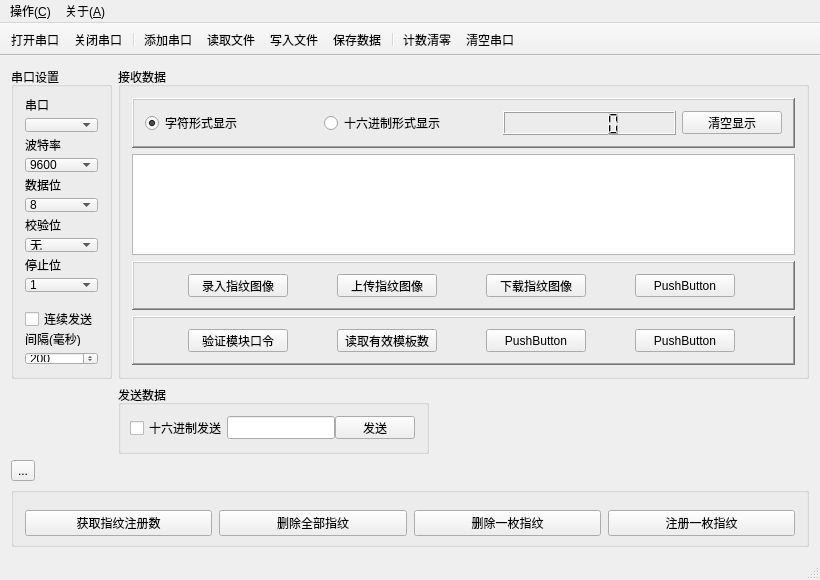
jjzhang166/QComForHwFinger, file mainwindow.ui: the form before one commit.
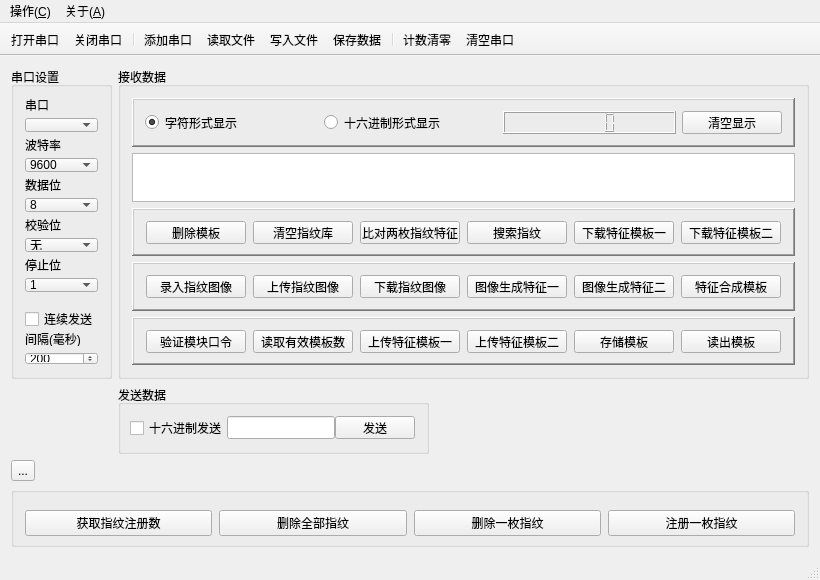
The form after the commit. Icons and pictures are not drawn.

Diff of the .ui file:
```diff
--- a/mainwindow.ui
+++ b/mainwindow.ui
@@ -640,6 +640,138 @@
        <item>
         <widget class="QTextBrowser" name="textBrowser"/>
        </item>
+       <item>
+        <widget class="QFrame" name="gridFrame">
+         <property name="minimumSize">
+          <size>
+           <width>0</width>
+           <height>0</height>
+          </size>
+         </property>
+         <property name="frameShape">
+          <enum>QFrame::WinPanel</enum>
+         </property>
+         <property name="frameShadow">
+          <enum>QFrame::Raised</enum>
+         </property>
+         <layout class="QGridLayout" name="gridLayout_3">
+          <item row="0" column="1">
+           <widget class="QPushButton" name="pushButton_13">
+            <property name="minimumSize">
+             <size>
+              <width>0</width>
+              <height>23</height>
+             </size>
+            </property>
+            <property name="maximumSize">
+             <size>
+              <width>100</width>
+              <height>16777215</height>
+             </size>
+            </property>
+            <property name="text">
+             <string>清空指纹库</string>
+            </property>
+           </widget>
+          </item>
+          <item row="0" column="0">
+           <widget class="QPushButton" name="pushButton_11">
+            <property name="minimumSize">
+             <size>
+              <width>0</width>
+              <height>23</height>
+             </size>
+            </property>
+            <property name="maximumSize">
+             <size>
+              <width>100</width>
+              <height>23</height>
+             </size>
+            </property>
+            <property name="text">
+             <string>删除模板</string>
+            </property>
+           </widget>
+          </item>
+          <item row="0" column="2">
+           <widget class="QPushButton" name="pushButton_15">
+            <property name="minimumSize">
+             <size>
+              <width>0</width>
+              <height>23</height>
+             </size>
+            </property>
+            <property name="maximumSize">
+             <size>
+              <width>100</width>
+              <height>16777215</height>
+             </size>
+            </property>
+            <property name="text">
+             <string>比对两枚指纹特征</string>
+            </property>
+           </widget>
+          </item>
+          <item row="0" column="5">
+           <widget class="QPushButton" name="pushButton_12">
+            <property name="minimumSize">
+             <size>
+              <width>0</width>
+              <height>23</height>
+             </size>
+            </property>
+            <property name="maximumSize">
+             <size>
+              <width>100</width>
+              <height>16777215</height>
+             </size>
+            </property>
+            <property name="text">
+             <string>下载特征模板二</string>
+            </property>
+           </widget>
+          </item>
+          <item row="0" column="4">
+           <widget class="QPushButton" name="pushButton_14">
+            <property name="minimumSize">
+             <size>
+              <width>0</width>
+              <height>23</height>
+             </size>
+            </property>
+            <property name="maximumSize">
+             <size>
+              <width>100</width>
+              <height>16777215</height>
+             </size>
+            </property>
+            <property name="text">
+             <string>下载特征模板一</string>
+            </property>
+           </widget>
+          </item>
+          <item row="0" column="3">
+           <widget class="QPushButton" name="pushButton_16">
+            <property name="minimumSize">
+             <size>
+              <width>0</width>
+              <height>23</height>
+             </size>
+            </property>
+            <property name="maximumSize">
+             <size>
+              <width>100</width>
+              <height>23</height>
+             </size>
+            </property>
+            <property name="text">
+             <string>搜索指纹</string>
+            </property>
+           </widget>
+          </item>
+         </layout>
+        </widget>
+       </item>
        <item>
         <widget class="QFrame" name="gridFrame_2">
          <property name="minimumSize">
@@ -661,6 +793,25 @@
           <enum>QFrame::Raised</enum>
          </property>
          <layout class="QGridLayout" name="gridLayout_5">
+          <item row="1" column="4">
+           <widget class="QPushButton" name="pushButton_7">
+            <property name="minimumSize">
+             <size>
+              <width>0</width>
+              <height>23</height>
+             </size>
+            </property>
+            <property name="maximumSize">
+             <size>
+              <width>100</width>
+              <height>23</height>
+             </size>
+            </property>
+            <property name="text">
+             <string>图像生成特征二</string>
+            </property>
+           </widget>
+          </item>
           <item row="1" column="1">
            <widget class="QPushButton" name="pushButton_5">
             <property name="minimumSize">
@@ -714,7 +865,7 @@
              </size>
             </property>
             <property name="text">
-             <string>PushButton</string>
+             <string>图像生成特征一</string>
             </property>
            </widget>
           </item>
@@ -737,6 +888,25 @@
             </property>
            </widget>
           </item>
+          <item row="1" column="5">
+           <widget class="QPushButton" name="pushButton_8">
+            <property name="minimumSize">
+             <size>
+              <width>0</width>
+              <height>23</height>
+             </size>
+            </property>
+            <property name="maximumSize">
+             <size>
+              <width>100</width>
+              <height>23</height>
+             </size>
+            </property>
+            <property name="text">
+             <string>特征合成模板</string>
+            </property>
+           </widget>
+          </item>
          </layout>
         </widget>
        </item>
@@ -779,7 +949,7 @@
              </size>
             </property>
             <property name="text">
-             <string>PushButton</string>
+             <string>上传特征模板一</string>
             </property>
            </widget>
           </item>
@@ -836,7 +1006,45 @@
              </size>
             </property>
             <property name="text">
-             <string>PushButton</string>
+             <string>上传特征模板二</string>
+            </property>
+           </widget>
+          </item>
+          <item row="5" column="5">
+           <widget class="QPushButton" name="pushButton_9">
+            <property name="minimumSize">
+             <size>
+              <width>0</width>
+              <height>23</height>
+             </size>
+            </property>
+            <property name="maximumSize">
+             <size>
+              <width>100</width>
+              <height>23</height>
+             </size>
+            </property>
+            <property name="text">
+             <string>存储模板</string>
+            </property>
+           </widget>
+          </item>
+          <item row="5" column="6">
+           <widget class="QPushButton" name="pushButton_10">
+            <property name="minimumSize">
+             <size>
+              <width>0</width>
+              <height>23</height>
+             </size>
+            </property>
+            <property name="maximumSize">
+             <size>
+              <width>100</width>
+              <height>23</height>
+             </size>
+            </property>
+            <property name="text">
+             <string>读出模板</string>
             </property>
            </widget>
           </item>
```
Left out of the diff: 2 changed lines with no effect on the pictures.
